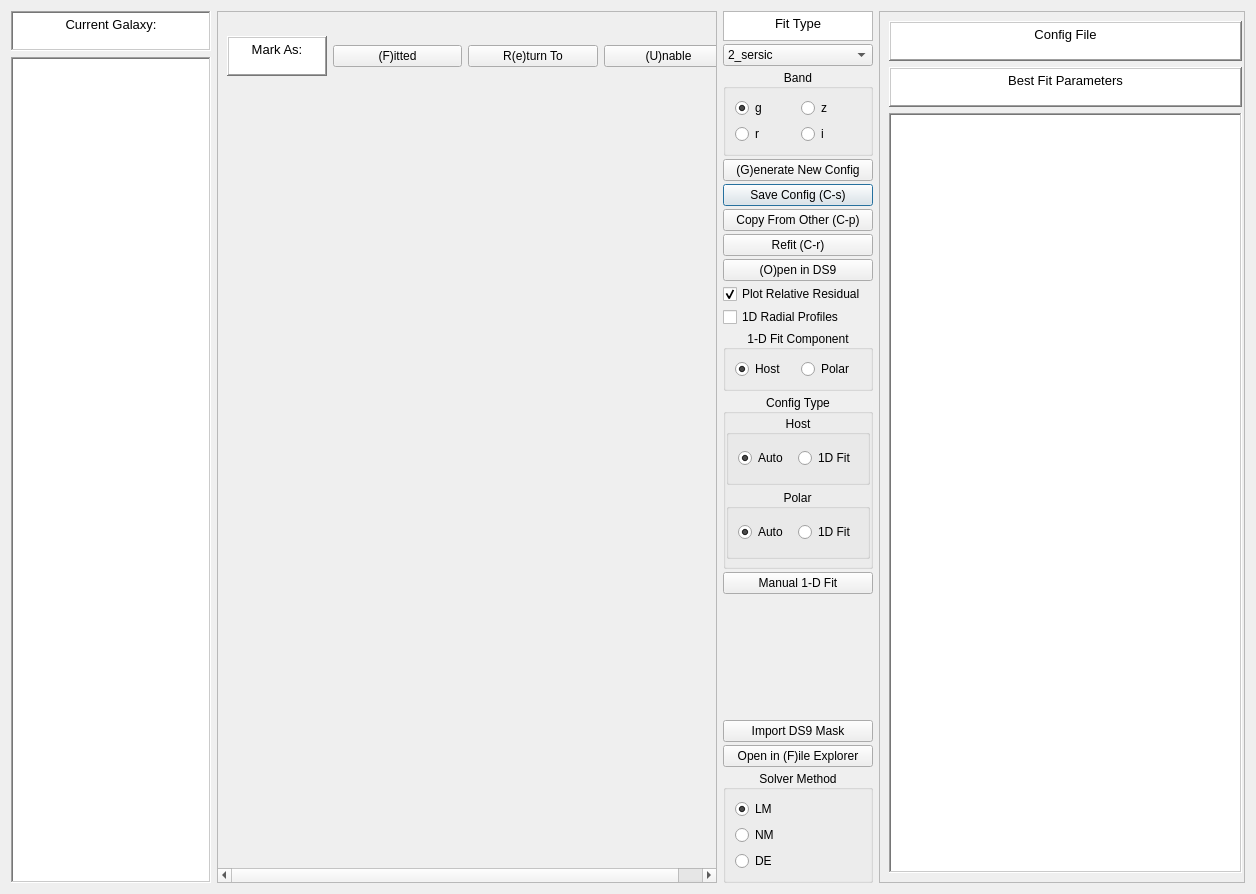
Above: GUI/fit_gui.ui from rpsmith4/photometric-decomp-analysis before the change. Below: the same form after it.
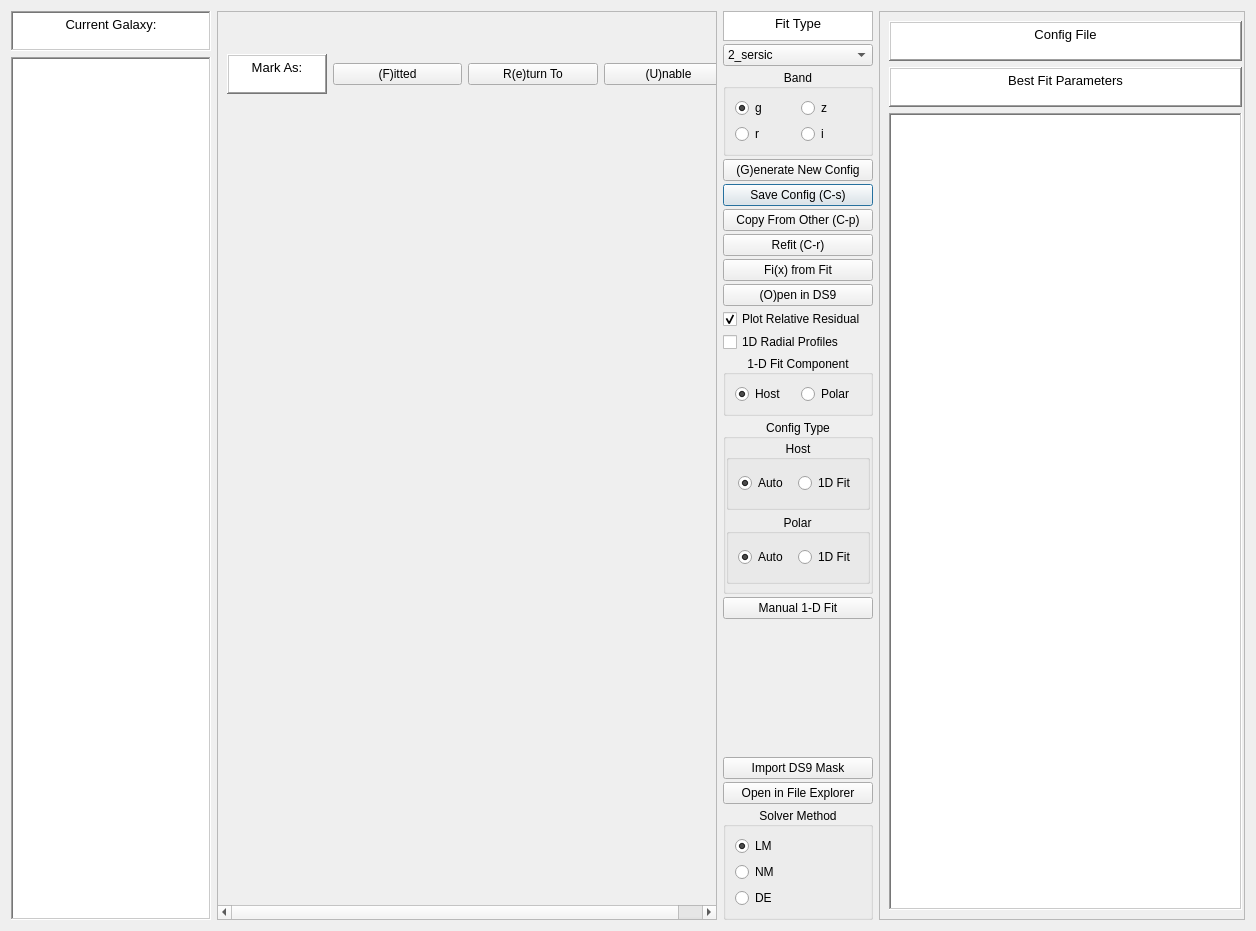
That is the form after the change.

Commit message: New Fix from Fit button to set the PA and ell parameters in the config to be fixed to the current best fit parameters

The edit to the form file:
```diff
--- a/GUI/fit_gui.ui
+++ b/GUI/fit_gui.ui
@@ -7,7 +7,7 @@
     <x>0</x>
     <y>0</y>
     <width>1256</width>
-    <height>894</height>
+    <height>931</height>
    </rect>
   </property>
   <property name="windowTitle">
@@ -239,6 +239,13 @@
        </property>
       </widget>
      </item>
+     <item>
+      <widget class="QPushButton" name="fixfromfitbutton">
+       <property name="text">
+        <string>Fi(x) from Fit</string>
+       </property>
+      </widget>
+     </item>
      <item>
       <widget class="QPushButton" name="opends9button">
        <property name="maximumSize">
@@ -483,7 +490,7 @@
         </size>
        </property>
        <property name="text">
-        <string>Open in (F)ile Explorer</string>
+        <string>Open in File Explorer</string>
        </property>
       </widget>
      </item>
@@ -562,8 +569,8 @@
        <rect>
         <x>0</x>
         <y>0</y>
-        <width>528</width>
-        <height>860</height>
+        <width>522</width>
+        <height>894</height>
        </rect>
       </property>
       <layout class="QGridLayout" name="gridLayout_6">
@@ -824,8 +831,8 @@
        <rect>
         <x>0</x>
         <y>0</y>
-        <width>373</width>
-        <height>874</height>
+        <width>367</width>
+        <height>915</height>
        </rect>
       </property>
       <layout class="QGridLayout" name="gridLayout_2">
```
The commit also changes 3 other files.
